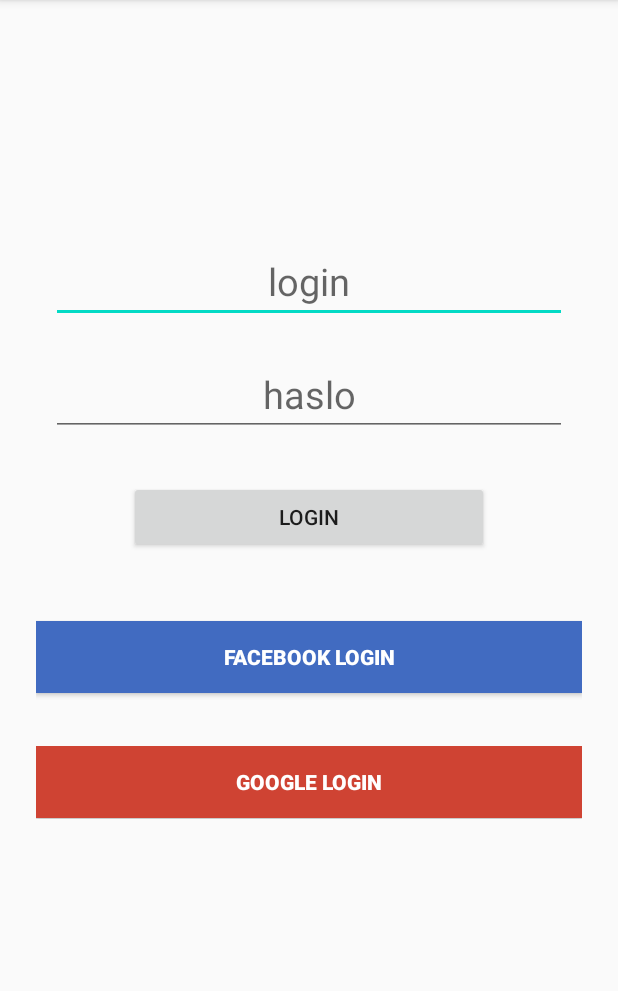
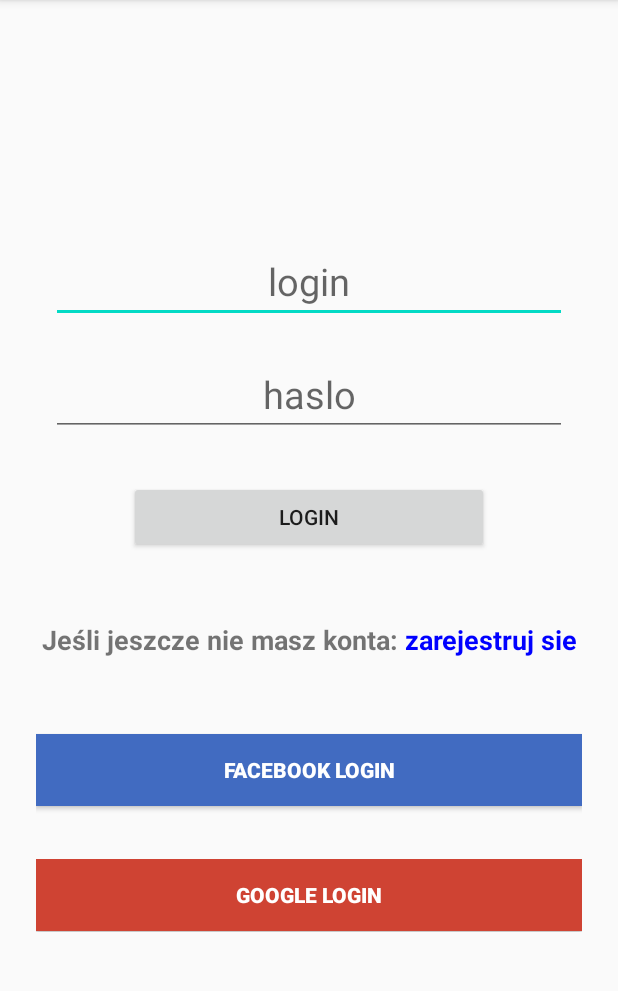
Before and after one commit to iceferal/project-android, an Android app: the screen it shows after launch (LoginActivity), on a phone screen of 412 x 824 dp, the part 84-1075 px from its top. Run offline under Robolectric (Android 15) with nearby library versions, the phone set to English and light mode, and no system bars; plain views replace LoginButton.

Commit message:
register

```diff
--- a/app/src/main/AndroidManifest.xml
+++ b/app/src/main/AndroidManifest.xml
@@ -33,6 +33,7 @@
         </activity>
 
         <activity android:name=".LoginActivity"></activity>
+        <activity android:name=".RegisterActivity"></activity>
         <activity android:name=".MainActivity">
             <intent-filter>
                 <action android:name="android.intent.action.MAIN" />
--- a/app/src/main/java/com/iceferal/project/LoginActivity.java
+++ b/app/src/main/java/com/iceferal/project/LoginActivity.java
@@ -1,13 +1,22 @@
 package com.iceferal.project;
 
+import androidx.annotation.NonNull;
 import androidx.appcompat.app.AppCompatActivity;
 
+import android.content.Intent;
+import android.graphics.Color;
 import android.os.Bundle;
+import android.text.SpannableString;
+import android.text.Spanned;
+import android.text.TextPaint;
 import android.text.TextUtils;
+import android.text.method.LinkMovementMethod;
+import android.text.style.ClickableSpan;
 import android.view.View;
 import android.view.animation.Animation;
 import android.view.animation.AnimationUtils;
 import android.widget.EditText;
+import android.widget.TextView;
 import android.widget.Toast;
 
 public class LoginActivity extends AppCompatActivity {
@@ -23,6 +32,29 @@
         password = findViewById(R.id.pass_text);
 //        Animation animAlpha = AnimationUtils.loadAnimation(this, R.anim.animation_alpha);
 
+        TextView textView = findViewById(R.id.textView);
+        String text = "Jeśli jeszcze nie masz konta: zarejestruj sie";
+
+        SpannableString span = new SpannableString(text);
+
+        ClickableSpan clickableSpan = new ClickableSpan() {
+            @Override
+            public void onClick(View Widget) {
+//                Toast.makeText(LoginActivity.this, "lol", Toast.LENGTH_SHORT).show();
+                Intent intent = new Intent(LoginActivity.this, RegisterActivity.class);
+                startActivity(intent);
+            }
+            @Override
+            public void updateDrawState(TextPaint kolor) {
+                super.updateDrawState(kolor);
+                kolor.setColor(Color.BLUE);
+                kolor.setUnderlineText(false);
+            }
+        };
+
+        span.setSpan(clickableSpan, 30, 45, Spanned.SPAN_EXCLUSIVE_EXCLUSIVE);
+        textView.setText(span);
+        textView.setMovementMethod(LinkMovementMethod.getInstance());
     }
 // logowanie
     public void loginClick(View view) {
--- /dev/null
+++ b/app/src/main/java/com/iceferal/project/RegisterActivity.java
@@ -0,0 +1,6 @@
+package com.iceferal.project;
+
+import androidx.appcompat.app.AppCompatActivity;
+
+public class RegisterActivity extends AppCompatActivity {
+}
--- a/app/src/main/res/layout/activity_login.xml
+++ b/app/src/main/res/layout/activity_login.xml
@@ -51,6 +51,17 @@
         android:onClick="loginClick"/>
 
 
+    <TextView
+        android:id="@+id/textView"
+        android:layout_width="match_parent"
+        android:layout_height="wrap_content"
+        android:textSize="18sp"
+        android:textAlignment="center"
+        android:layout_marginTop="25dp"
+        android:layout_marginBottom="25dp"
+        android:textStyle="bold"
+        android:text="@string/je_li_jeszcze_nie_masz_konta_zarejestruj_sie" />
+
     <FrameLayout
         android:id="@+id/FrameLayout1"
         android:layout_width="match_parent"
--- /dev/null
+++ b/app/src/main/res/layout/activity_register.xml
@@ -0,0 +1,6 @@
+<?xml version="1.0" encoding="utf-8"?>
+<androidx.constraintlayout.widget.ConstraintLayout
+    xmlns:android="http://schemas.android.com/apk/res/android" android:layout_width="match_parent"
+    android:layout_height="match_parent">
+
+</androidx.constraintlayout.widget.ConstraintLayout>
--- a/app/src/main/res/values/strings.xml
+++ b/app/src/main/res/values/strings.xml
@@ -11,4 +11,5 @@
     <string name="fb_login_protocol_scheme">fb297800690726297</string>
     <string name="login">login</string>
     <string name="haslo">haslo</string>
+    <string name="je_li_jeszcze_nie_masz_konta_zarejestruj_sie">Jeśli jeszcze nie masz konta: zarejestruj sie</string>
 </resources>
```
